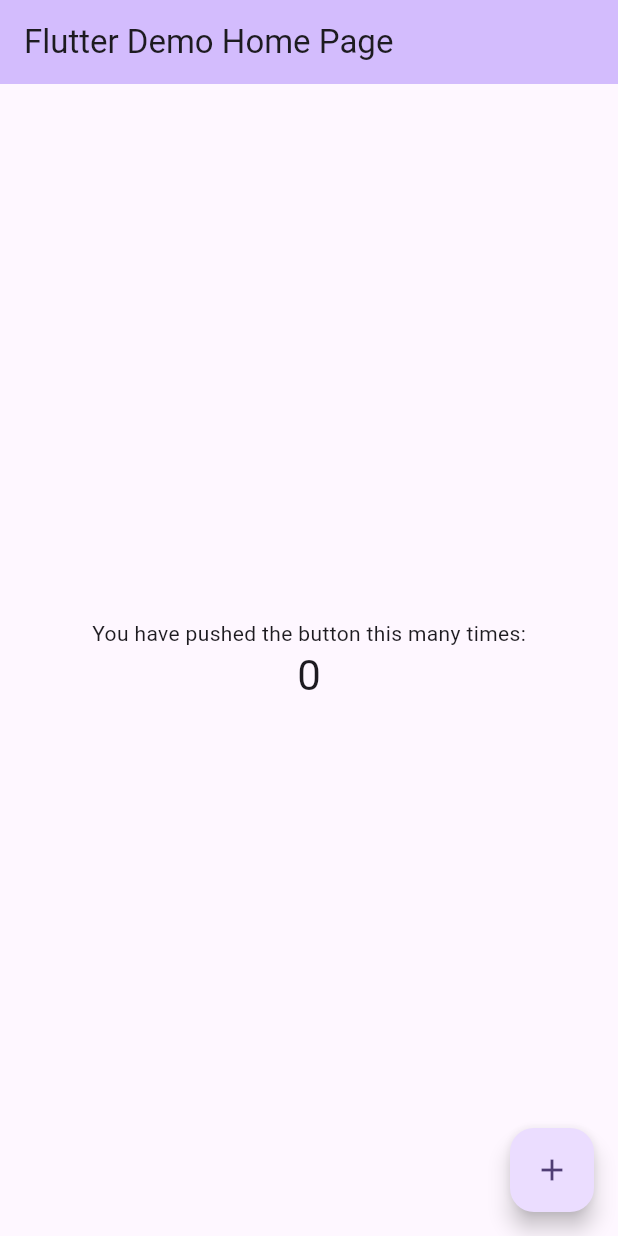
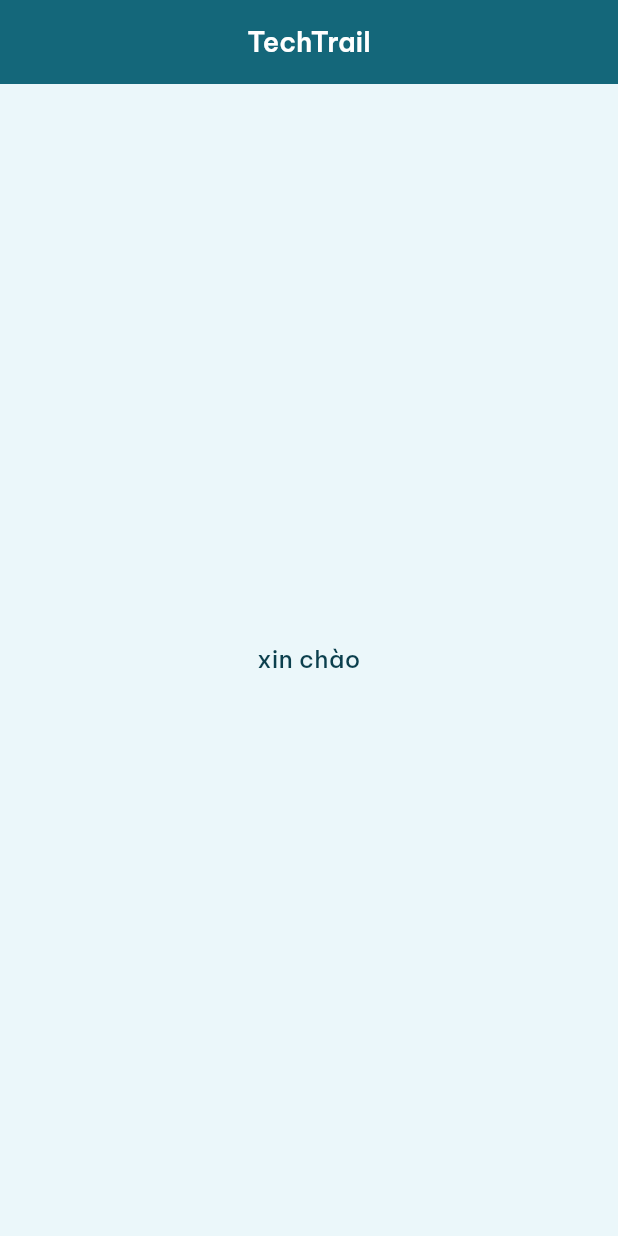
Before and after one commit to ChiEma369/2026_2027_1_1_LTTBDD_N01_Nhom_06, a Flutter app: the screen it shows after launch, on a phone screen of 412 x 824 dp. Run offline on Flutter 3.47's test engine with Material 3 defaults, Android fonts, the phone set to English and light mode, and no system bars; our stand-ins replace google_fonts.

Commit message:
thêm class AppTheme và tách ứng dụng chính sang app.dart

```diff
--- /dev/null
+++ b/lib/app.dart
@@ -0,0 +1,25 @@
+import 'package:flutter/material.dart';
+
+import 'utils/app_theme.dart';
+
+class TechTrailApp extends StatelessWidget {
+  const TechTrailApp({super.key});
+
+  @override
+  Widget build(BuildContext context) {
+    return MaterialApp(
+      title: 'TechTrail',
+      debugShowCheckedModeBanner: false,
+      theme: AppTheme.lightTheme,
+      home: Scaffold(
+        appBar: AppBar(title: const Text('TechTrail')),
+        body: Center(
+          child: Text(
+            'xin chào',
+            style: AppText.s(16, w: FontWeight.w500, color: AppColors.teal900),
+          ),
+        ),
+      ),
+    );
+  }
+}
--- a/lib/main.dart
+++ b/lib/main.dart
@@ -1,122 +1,8 @@
 import 'package:flutter/material.dart';
 
+import 'app.dart';
+
 void main() {
-  runApp(const MyApp());
+  WidgetsFlutterBinding.ensureInitialized();
+  runApp(const TechTrailApp());
 }
-
-class MyApp extends StatelessWidget {
-  const MyApp({super.key});
-
-  // This widget is the root of your application.
-  @override
-  Widget build(BuildContext context) {
-    return MaterialApp(
-      title: 'Flutter Demo',
-      theme: ThemeData(
-        // This is the theme of your application.
-        //
-        // TRY THIS: Try running your application with "flutter run". You'll see
-        // the application has a purple toolbar. Then, without quitting the app,
-        // try changing the seedColor in the colorScheme below to Colors.green
-        // and then invoke "hot reload" (save your changes or press the "hot
-        // reload" button in a Flutter-supported IDE, or press "r" if you used
-        // the command line to start the app).
-        //
-        // Notice that the counter didn't reset back to zero; the application
-        // state is not lost during the reload. To reset the state, use hot
-        // restart instead.
-        //
-        // This works for code too, not just values: Most code changes can be
-        // tested with just a hot reload.
-        colorScheme: .fromSeed(seedColor: Colors.deepPurple),
-      ),
-      home: const MyHomePage(title: 'Flutter Demo Home Page'),
-    );
-  }
-}
-
-class MyHomePage extends StatefulWidget {
-  const MyHomePage({super.key, required this.title});
-
-  // This widget is the home page of your application. It is stateful, meaning
-  // that it has a State object (defined below) that contains fields that affect
-  // how it looks.
-
-  // This class is the configuration for the state. It holds the values (in this
-  // case the title) provided by the parent (in this case the App widget) and
-  // used by the build method of the State. Fields in a Widget subclass are
-  // always marked "final".
-
-  final String title;
-
-  @override
-  State<MyHomePage> createState() => _MyHomePageState();
-}
-
-class _MyHomePageState extends State<MyHomePage> {
-  int _counter = 0;
-
-  void _incrementCounter() {
-    setState(() {
-      // This call to setState tells the Flutter framework that something has
-      // changed in this State, which causes it to rerun the build method below
-      // so that the display can reflect the updated values. If we changed
-      // _counter without calling setState(), then the build method would not be
-      // called again, and so nothing would appear to happen.
-      _counter++;
-    });
-  }
-
-  @override
-  Widget build(BuildContext context) {
-    // This method is rerun every time setState is called, for instance as done
-    // by the _incrementCounter method above.
-    //
-    // The Flutter framework has been optimized to make rerunning build methods
-    // fast, so that you can just rebuild anything that needs updating rather
-    // than having to individually change instances of widgets.
-    return Scaffold(
-      appBar: AppBar(
-        // TRY THIS: Try changing the color here to a specific color (to
-        // Colors.amber, perhaps?) and trigger a hot reload to see the AppBar
-        // change color while the other colors stay the same.
-        backgroundColor: Theme.of(context).colorScheme.inversePrimary,
-        // Here we take the value from the MyHomePage object that was created by
-        // the App.build method, and use it to set our appbar title.
-        title: Text(widget.title),
-      ),
-      body: Center(
-        // Center is a layout widget. It takes a single child and positions it
-        // in the middle of the parent.
-        child: Column(
-          // Column is also a layout widget. It takes a list of children and
-          // arranges them vertically. By default, it sizes itself to fit its
-          // children horizontally, and tries to be as tall as its parent.
-          //
-          // Column has various properties to control how it sizes itself and
-          // how it positions its children. Here we use mainAxisAlignment to
-          // center the children vertically; the main axis here is the vertical
-          // axis because Columns are vertical (the cross axis would be
-          // horizontal).
-          //
-          // TRY THIS: Invoke "debug painting" (choose the "Toggle Debug Paint"
-          // action in the IDE, or press "p" in the console), to see the
-          // wireframe for each widget.
-          mainAxisAlignment: .center,
-          children: [
-            const Text('You have pushed the button this many times:'),
-            Text(
-              '$_counter',
-              style: Theme.of(context).textTheme.headlineMedium,
-            ),
-          ],
-        ),
-      ),
-      floatingActionButton: FloatingActionButton(
-        onPressed: _incrementCounter,
-        tooltip: 'Increment',
-        child: const Icon(Icons.add),
-      ),
-    );
-  }
-}
--- a/lib/utils/app_theme.dart
+++ b/lib/utils/app_theme.dart
@@ -45,3 +45,29 @@ class AppShadows {
     ),
   ];
 }
+
+class AppTheme {
+  static ThemeData get lightTheme {
+    return ThemeData(
+      useMaterial3: true,
+      scaffoldBackgroundColor: AppColors.bg,
+      colorScheme: ColorScheme.fromSeed(
+        seedColor: AppColors.teal500,
+        primary: AppColors.teal700,
+        surface: AppColors.white,
+        onSurface: AppColors.text,
+      ),
+      appBarTheme: AppBarTheme(
+        backgroundColor: AppColors.teal700,
+        foregroundColor: AppColors.white,
+        centerTitle: true,
+        titleTextStyle: AppText.s(
+          18,
+          w: FontWeight.w600,
+          color: AppColors.white,
+        ),
+      ),
+      dividerColor: AppColors.divider,
+    );
+  }
+}
```
